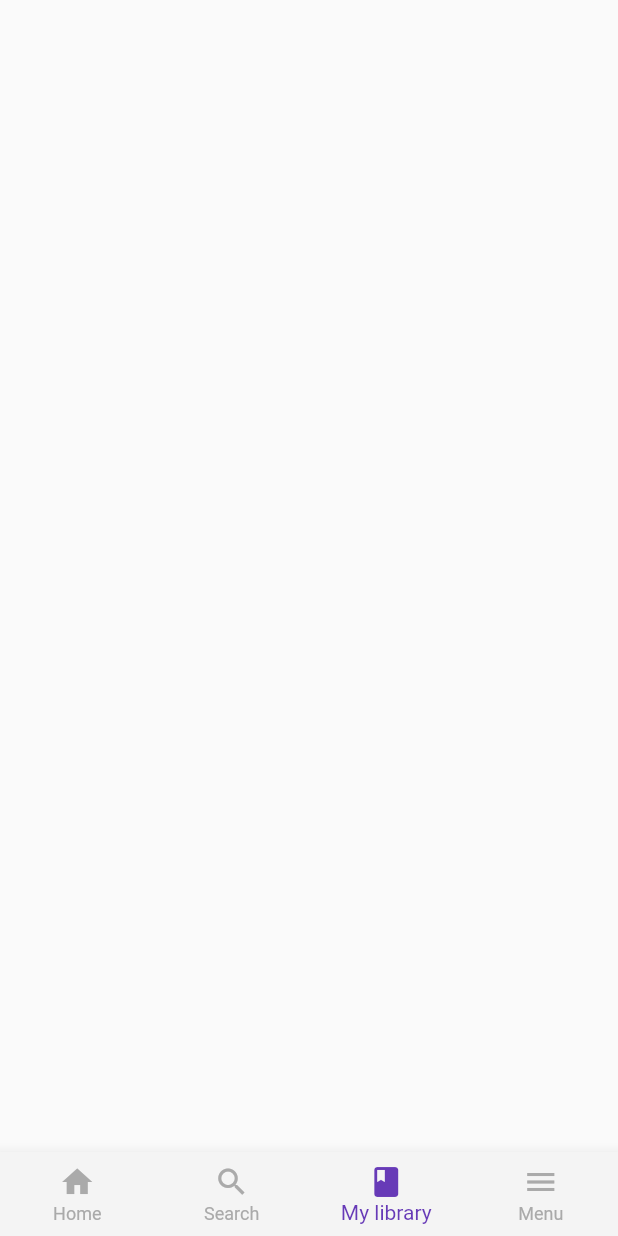
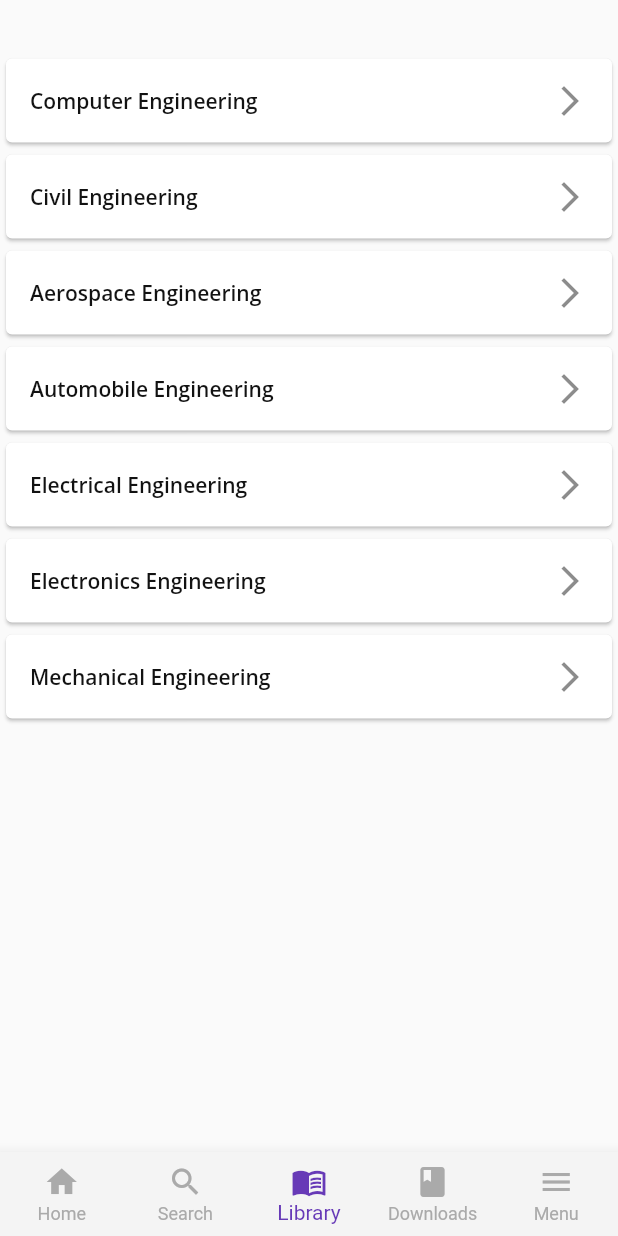
Before and after one commit to raiumesh/E-kitab, a Flutter app: the NavScreen screen opened directly, item 3 of the bottom bar chosen, on a phone screen of 412 x 824 dp. Run offline on Flutter 3.47's test engine with Material 2 defaults, Android fonts, the phone set to English and light mode, and no system bars; our stand-ins replace dio, flutter_typeahead, google_fonts, permission_handler, rating_dialog and 1 more; missing offline and left inert: dart:ffi, epub_viewer; accounts and stored records are empty; network calls fail.

Commit message:
initial commit

```diff
--- a/lib/colors/color_value.dart
+++ b/lib/colors/color_value.dart
@@ -2,7 +2,6 @@ import 'dart:ui';
 
 import 'package:flutter/material.dart';
 
-//const kMainColor = Color(0xFFFFAAA5);
 const kMainColor = Colors.deepPurple;
 const kBackgroundColor = Color(0xFFFAFAFA);
 const kBlackColor = Color(0xFF121212);
--- /dev/null
+++ b/lib/extrascreens/book_screen.dart
@@ -0,0 +1,135 @@
+import 'package:book/extrascreens/book_detail.dart';
+import 'package:flutter/material.dart';
+import 'package:google_fonts/google_fonts.dart';
+
+import '../colors/color_value.dart';
+
+class BookScreen extends StatefulWidget {
+  const BookScreen({Key? key}) : super(key: key);
+
+  @override
+  State<BookScreen> createState() => _BookScreenState();
+}
+
+class _BookScreenState extends State<BookScreen> {
+  @override
+  Widget build(BuildContext context) {
+    return Scaffold(
+      body: ListView(
+        padding: const EdgeInsets.only(top: 35),
+        children: <Widget>[
+          Card(
+            child: ListTile(
+              trailing: const Icon(
+                Icons.arrow_forward_ios_outlined,
+              ),
+              title: Text(
+                "Computer Engineering",
+                style: GoogleFonts.openSans(
+                    color: kBlackColor,
+                    fontWeight: FontWeight.w600,
+                    fontSize: 14),
+              ),
+              onTap: () {
+                Navigator.push(
+                  context,
+                  MaterialPageRoute(builder: (context) => BookDetail()),
+                );
+              },
+            ),
+          ),
+          Card(
+            child: ListTile(
+              trailing: const Icon(
+                Icons.arrow_forward_ios_outlined,
+              ),
+              title: Text(
+                "Civil Engineering",
+                style: GoogleFonts.openSans(
+                    color: kBlackColor,
+                    fontWeight: FontWeight.w600,
+                    fontSize: 14),
+              ),
+              onTap: () {},
+            ),
+          ),
+          Card(
+            child: ListTile(
+              trailing: const Icon(
+                Icons.arrow_forward_ios_outlined,
+              ),
+              title: Text(
+                "Aerospace Engineering",
+                style: GoogleFonts.openSans(
+                    color: kBlackColor,
+                    fontWeight: FontWeight.w600,
+                    fontSize: 14),
+              ),
+              onTap: () {},
+            ),
+          ),
+          Card(
+            child: ListTile(
+              trailing: const Icon(
+                Icons.arrow_forward_ios_outlined,
+              ),
+              title: Text(
+                "Automobile Engineering",
+                style: GoogleFonts.openSans(
+                    color: kBlackColor,
+                    fontWeight: FontWeight.w600,
+                    fontSize: 14),
+              ),
+              onTap: () {},
+            ),
+          ),
+          Card(
+            child: ListTile(
+              trailing: const Icon(
+                Icons.arrow_forward_ios_outlined,
+              ),
+              title: Text(
+                "Electrical Engineering",
+                style: GoogleFonts.openSans(
+                    color: kBlackColor,
+                    fontWeight: FontWeight.w600,
+                    fontSize: 14),
+              ),
+              onTap: () {},
+            ),
+          ),
+          Card(
+            child: ListTile(
+              trailing: const Icon(
+                Icons.arrow_forward_ios_outlined,
+              ),
+              title: Text(
+                "Electronics Engineering",
+                style: GoogleFonts.openSans(
+                    color: kBlackColor,
+                    fontWeight: FontWeight.w600,
+                    fontSize: 14),
+              ),
+              onTap: () {},
+            ),
+          ),
+          Card(
+            child: ListTile(
+              trailing: const Icon(
+                Icons.arrow_forward_ios_outlined,
+              ),
+              title: Text(
+                "Mechanical Engineering",
+                style: GoogleFonts.openSans(
+                    color: kBlackColor,
+                    fontWeight: FontWeight.w600,
+                    fontSize: 14),
+              ),
+              onTap: () {},
+            ),
+          ),
+        ],
+      ),
+    );
+  }
+}
--- a/lib/extrascreens/library_screen.dart
+++ b/lib/extrascreens/library_screen.dart
@@ -1,6 +1,4 @@
 import 'package:book/colors/color_value.dart';
-//import 'package:book/models/download_model.dart';
-//import 'package:book/screens/librarydetail_screen.dart';
 import 'package:flutter/material.dart';
 import 'package:epub_viewer/epub_viewer.dart';
 import 'dart:convert';
@@ -44,9 +42,6 @@ class _LibraryScreenState extends State<LibraryScreen> {
         imagelist.add(element.path);
       });
     });
-    // print(titlelist);
-    // print(imagelist);
-    // print(titlelist);
   }
 
   givefile(path) {
@@ -55,7 +50,6 @@ class _LibraryScreenState extends State<LibraryScreen> {
 
   @override
   void initState() {
-    // TODO: implement initState
     listfile();
     super.initState();
   }
--- a/lib/extrascreens/nav_screen.dart
+++ b/lib/extrascreens/nav_screen.dart
@@ -1,7 +1,7 @@
 // ignore_for_file: prefer_final_fields, prefer_const_constructors
 
 import 'package:book/colors/color_value.dart';
-//import 'package:book/extrascreens/favourite_screen.dart';
+import 'package:book/extrascreens/book_screen.dart';
 import 'package:book/extrascreens/library_screen.dart';
 import 'package:book/extrascreens/search_screen.dart';
 import 'package:book/extrascreens/menu_screen.dart';
@@ -20,6 +20,7 @@ class _NavScreenState extends State<NavScreen> {
   List<Widget> _widgetOptions = <Widget>[
     HomeScreen(),
     SearchScreen(),
+    BookScreen(),
     LibraryScreen(),
     MenuScreen(),
   ];
@@ -48,13 +49,13 @@ class _NavScreenState extends State<NavScreen> {
             icon: Icon(Icons.search),
             label: 'Search',
           ),
-          // BottomNavigationBarItem(
-          //   icon: Icon(Icons.favorite),
-          //   label: 'Favorite',
-          // ),
+          BottomNavigationBarItem(
+            icon: Icon(Icons.menu_book_outlined),
+            label: 'Library',
+          ),
           BottomNavigationBarItem(
             icon: Icon(Icons.book),
-            label: 'My library',
+            label: 'Downloads',
           ),
           BottomNavigationBarItem(
             icon: Icon(Icons.menu),
--- a/lib/screens/home_screen.dart
+++ b/lib/screens/home_screen.dart
@@ -54,6 +54,8 @@ class _HomeScreenState extends State<HomeScreen> {
           'username': username,
           'title': title,
         }));
+    print(title);
+    print(username);
     Navigator.push(
       context,
       MaterialPageRoute(
```
Also changed, not shown: lib/extrascreens/book_detail.dart (added, +59 -0 lines), lib/extrascreens/morebook_detail.dart (added, +145 -0 lines), lib/extrascreens/search_screen.dart (+1 -61 lines), lib/main.dart (+1 -28 lines), lib/screens/homedetail_screen.dart (+21 -13 lines), flutter_02.png (added).
